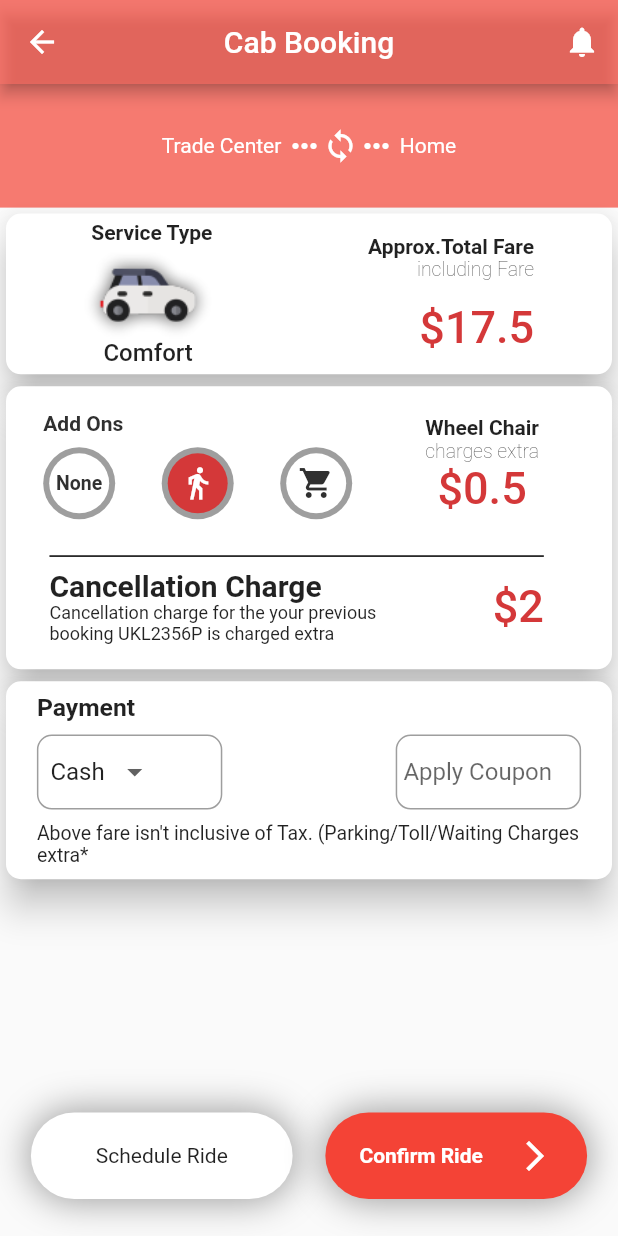
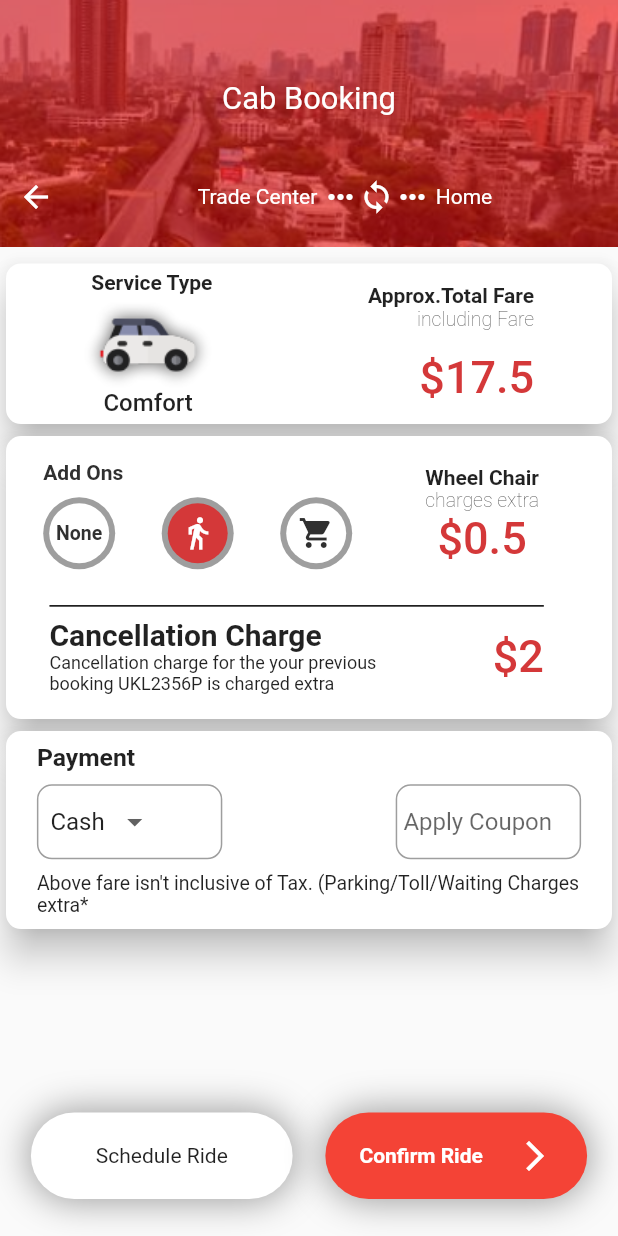
Before and after one commit to pareshgupta1122/wetaxi, a Flutter app: the FareDetailsScreen screen opened directly, on a phone screen of 412 x 824 dp. Run offline on Flutter 3.47's test engine with Material 2 defaults, Android fonts, the phone set to English and light mode, and no system bars; our stand-ins replace google_maps_flutter, otp_text_field, permission_handler, smooth_star_rating.

Commit message:
custom app bar on fare details screen

```diff
--- a/lib/Screens/fare_details.dart
+++ b/lib/Screens/fare_details.dart
@@ -1,3 +1,4 @@
+import 'package:flutter/cupertino.dart';
 import 'package:flutter/material.dart';
 import 'package:wetaxi/Screens/cab_booked_screen.dart';
 
@@ -14,29 +15,64 @@ class _FareDetailsScreenState extends State<FareDetailsScreen> {
     double pHeight = MediaQuery.of(context).size.height;
     double pWidth = MediaQuery.of(context).size.width;
     return Scaffold(
-      appBar: AppBar(
-        actions: [
-          IconButton(
-            icon: Icon(
-              Icons.notifications,
-              color: Colors.white,
+//      appBar: AppBar(
+//        actions: [
+//          IconButton(
+//            icon: Icon(
+//              Icons.notifications,
+//              color: Colors.white,
+//            ),
+//          )
+//        ],
+//        centerTitle: true,
+//        backgroundColor: Colors.red.withOpacity(0.7),
+//        title: Text('Cab Booking'),
+//      ),
+      body: Stack(
+        children: <Widget>[
+          Positioned(
+            top: 0,
+            left: 0,
+            child: Image.asset(
+              'assets/bg_drawer.png',
+              height: pHeight * 0.2,
+              width: pWidth,
+              fit: BoxFit.cover,
             ),
-          )
-        ],
-        centerTitle: true,
-        backgroundColor: Colors.red.withOpacity(0.7),
-        title: Text('Cab Booking'),
           ),
-      body: Container(
+          Container(
             height: pHeight,
             width: pWidth,
             child: Column(
               children: [
+                SizedBox(height: pHeight * 0.03),
                 Container(
                   height: pHeight * 0.1,
-              color: Colors.red.withOpacity(0.7),
+                  color: Colors.transparent,
+                  child: Row(
+                    mainAxisAlignment: MainAxisAlignment.center,
+                    children: [
+                      Text(
+                        'Cab Booking',
+                        style: TextStyle(
+                            color: Colors.white, fontSize: pHeight * 0.025),
+                      ),
+                    ],
+                  ),
+                ),
+                Container(
+                  color: Colors.transparent,
                   child: Row(
                     children: [
+                      IconButton(
+                        icon: Icon(
+                          Icons.arrow_back,
+                          color: Colors.white,
+                        ),
+                        onPressed: () {
+                          Navigator.pop(context);
+                        },
+                      ),
                       Spacer(),
                       Text(
                         'Trade Center ',
@@ -62,6 +98,7 @@ class _FareDetailsScreenState extends State<FareDetailsScreen> {
                     ],
                   ),
                 ),
+                SizedBox(height: pHeight * 0.02),
                 Expanded(
                   child: Container(
                     child: ListView(
@@ -81,14 +118,15 @@ class _FareDetailsScreenState extends State<FareDetailsScreen> {
                               crossAxisAlignment: CrossAxisAlignment.center,
                               children: <Widget>[
                                 Column(
-                              mainAxisAlignment: MainAxisAlignment.spaceEvenly,
+                                  mainAxisAlignment:
+                                      MainAxisAlignment.spaceEvenly,
                                   children: <Widget>[
                                     Padding(
                                       padding: const EdgeInsets.only(left: 5),
                                       child: Text(
                                         "Service Type",
-                                    style:
-                                        TextStyle(fontWeight: FontWeight.bold),
+                                        style: TextStyle(
+                                            fontWeight: FontWeight.bold),
                                       ),
                                     ),
                                     Container(
@@ -110,13 +148,15 @@ class _FareDetailsScreenState extends State<FareDetailsScreen> {
                                   ],
                                 ),
                                 Column(
-                              mainAxisAlignment: MainAxisAlignment.spaceEvenly,
+                                  mainAxisAlignment:
+                                      MainAxisAlignment.spaceEvenly,
                                   crossAxisAlignment: CrossAxisAlignment.end,
                                   children: <Widget>[
                                     Spacer(),
                                     Text(
                                       "Approx.Total Fare",
-                                  style: TextStyle(fontWeight: FontWeight.bold),
+                                      style: TextStyle(
+                                          fontWeight: FontWeight.bold),
                                     ),
                                     Text(
                                       "including Fare",
@@ -155,7 +195,8 @@ class _FareDetailsScreenState extends State<FareDetailsScreen> {
                                   height: pHeight * 0.02,
                                 ),
                                 Row(
-                              mainAxisAlignment: MainAxisAlignment.spaceEvenly,
+                                  mainAxisAlignment:
+                                      MainAxisAlignment.spaceEvenly,
                                   children: <Widget>[
                                     Container(
                                       width: pWidth * 0.5,
@@ -199,11 +240,12 @@ class _FareDetailsScreenState extends State<FareDetailsScreen> {
                                                 backgroundColor: Colors.grey,
                                                 child: CircleAvatar(
                                                   radius: 20,
-                                              backgroundColor: Color.fromRGBO(
+                                                  backgroundColor:
+                                                      Color.fromRGBO(
                                                           212, 56, 57, 1),
                                                   foregroundColor: Colors.white,
-                                              child:
-                                                  Icon(Icons.directions_walk),
+                                                  child: Icon(
+                                                      Icons.directions_walk),
                                                 ),
                                               ),
                                               Spacer(),
@@ -248,8 +290,8 @@ class _FareDetailsScreenState extends State<FareDetailsScreen> {
                                           Text(
                                             "\$0.5",
                                             style: TextStyle(
-                                            color:
-                                                Color.fromRGBO(212, 56, 57, 1),
+                                                color: Color.fromRGBO(
+                                                    212, 56, 57, 1),
                                                 fontWeight: FontWeight.w500,
                                                 fontSize: 30),
                                           ),
@@ -265,7 +307,8 @@ class _FareDetailsScreenState extends State<FareDetailsScreen> {
                                 ),
                                 Center(
                                   child: Container(
-                                width: MediaQuery.of(context).size.width * 0.9,
+                                    width:
+                                        MediaQuery.of(context).size.width * 0.9,
                                     child: Padding(
                                       padding: EdgeInsets.only(
                                           right: pWidth * 0.07,
@@ -289,16 +332,19 @@ class _FareDetailsScreenState extends State<FareDetailsScreen> {
                                                   Text(
                                                     "Cancellation Charge",
                                                     style: TextStyle(
-                                                    fontWeight: FontWeight.bold,
+                                                        fontWeight:
+                                                            FontWeight.bold,
                                                         fontSize: 20),
                                                   ),
                                                   Text(
                                                     "Cancellation charge for the your previous ",
-                                                style: TextStyle(fontSize: 12),
+                                                    style:
+                                                        TextStyle(fontSize: 12),
                                                   ),
                                                   Text(
                                                     "booking UKL2356P is charged extra",
-                                                style: TextStyle(fontSize: 12),
+                                                    style:
+                                                        TextStyle(fontSize: 12),
                                                   )
                                                 ],
                                               ),
@@ -361,15 +407,16 @@ class _FareDetailsScreenState extends State<FareDetailsScreen> {
                                                   Radius.circular(10),
                                                 ),
                                                 border: Border.all(
-                                                color: Colors.grey, width: 1)),
+                                                    color: Colors.grey,
+                                                    width: 1)),
                                             child: DropdownButton(
                                               underline: Container(),
                                               onChanged: (value) {},
                                               items: [
                                                 DropdownMenuItem(
                                                   child: Padding(
-                                                padding:
-                                                    const EdgeInsets.symmetric(
+                                                    padding: const EdgeInsets
+                                                            .symmetric(
                                                         horizontal: 8.0),
                                                     child: Text('Cash'),
                                                   ),
@@ -415,11 +462,13 @@ class _FareDetailsScreenState extends State<FareDetailsScreen> {
                         ),
                         scheduleToggle == 1
                             ? Row(
-                            mainAxisAlignment: MainAxisAlignment.spaceEvenly,
+                                mainAxisAlignment:
+                                    MainAxisAlignment.spaceEvenly,
                                 children: [
                                   Card(
                                     shape: RoundedRectangleBorder(
-                                    borderRadius: BorderRadius.circular(10)),
+                                        borderRadius:
+                                            BorderRadius.circular(10)),
                                     shadowColor: Colors.black,
                                     elevation: 10,
                                     child: Container(
@@ -437,7 +486,8 @@ class _FareDetailsScreenState extends State<FareDetailsScreen> {
                                   ),
                                   Card(
                                     shape: RoundedRectangleBorder(
-                                    borderRadius: BorderRadius.circular(10)),
+                                        borderRadius:
+                                            BorderRadius.circular(10)),
                                     shadowColor: Colors.black,
                                     elevation: 10,
                                     child: Container(
@@ -553,6 +603,8 @@ class _FareDetailsScreenState extends State<FareDetailsScreen> {
                 )
               ],
             ),
+          )
+        ],
       ),
     );
   }
```
Also changed, not shown: pubspec.lock. Lines whose indentation alone changed are shown as unchanged.
